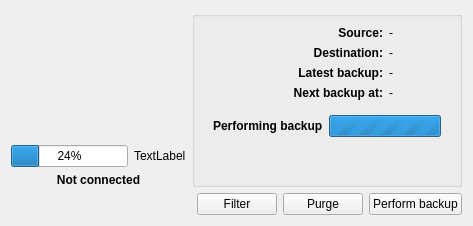
Above: src/app/mainwidgetbase.ui from flavio/kaveau before the change. Below: the same form after it.
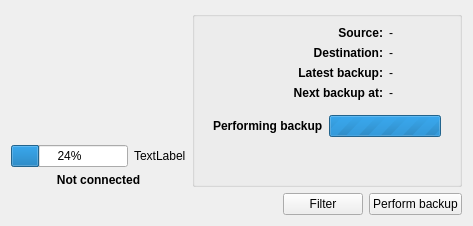
That is the form after the change. The open tabs and pages were chosen to show the change.

Commit message: removed the "purge" button used during tests

Diff of the .ui file:
```diff
--- a/src/app/mainwidgetbase.ui
+++ b/src/app/mainwidgetbase.ui
@@ -498,13 +498,6 @@
        </property>
       </widget>
      </item>
-     <item>
-      <widget class="QPushButton" name="btnPurge">
-       <property name="text">
-        <string>Purge</string>
-       </property>
-      </widget>
-     </item>
      <item>
       <widget class="QPushButton" name="btnBackup">
        <property name="text">
```
Left out of the diff: 2 changed lines with no effect on the pictures. The commit also changes 1 other file.
